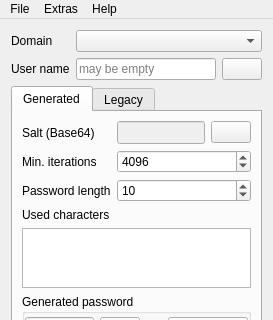
This is ctSESAM/mainwindow.ui in 607011/Qt-SESAM as Qt 5 draws it before an edit; both pictures show x 0 to 273 and y 0 to 320 of the 273 by 535 pixel window. The edited form follows.
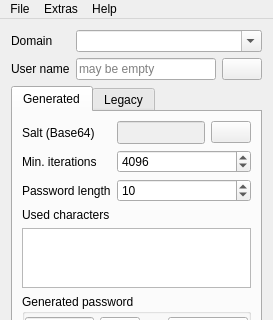
This is the edited form. Icons and pictures are not drawn.

Commit message: INTERIM: Implementing a nicer handling of the domain combobox.

Patch:
```diff
--- a/ctSESAM/mainwindow.ui
+++ b/ctSESAM/mainwindow.ui
@@ -18,7 +18,11 @@
     <item>
      <layout class="QGridLayout" name="gridLayout_2">
       <item row="1" column="2">
-       <widget class="QComboBox" name="domainsComboBox"/>
+       <widget class="QComboBox" name="domainsComboBox">
+        <property name="editable">
+         <bool>true</bool>
+        </property>
+       </widget>
       </item>
       <item row="2" column="0">
        <widget class="QLabel" name="label_8">
```
The commit also changes 2 other files.
